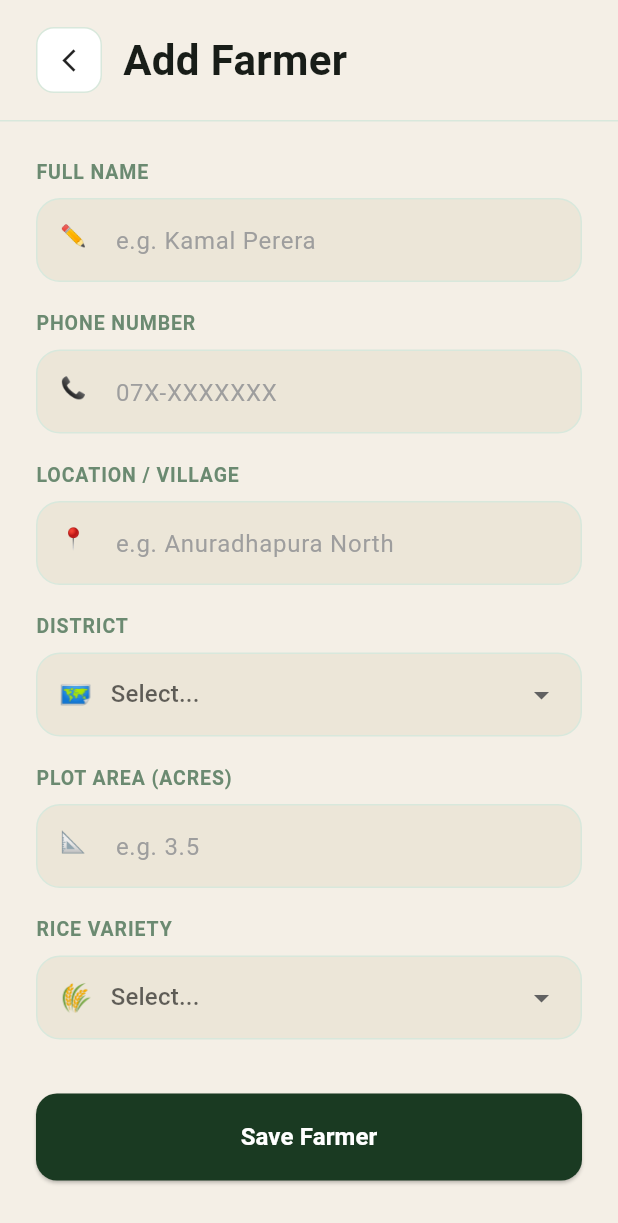
After one commit to sahan542/Flutter-RiceGuard, a Flutter app: the FarmersScreen screen opened directly, after a tap on the "add" icon, on a phone screen of 412 x 824 dp. The commit adds this screen. Shown: the top 1223 px of the screen. Run offline on Flutter 3.47's test engine with Material 3 defaults, Android fonts, the phone set to English and light mode, and no system bars; our stand-ins replace cloud_firestore, firebase_auth, firebase_core; accounts and stored records are empty; Roboto replaces fonts that are missing (Arial).

Commit message:
add-farmers segment

```diff
--- /dev/null
+++ b/lib/screens/farmers/add_farmer_screen.dart
@@ -0,0 +1,296 @@
+import 'package:flutter/material.dart';
+import '../../core/constants/app_colors.dart';
+
+class AddFarmerScreen extends StatefulWidget {
+  const AddFarmerScreen({super.key});
+
+  @override
+  State<AddFarmerScreen> createState() => _AddFarmerScreenState();
+}
+
+class _AddFarmerScreenState extends State<AddFarmerScreen> {
+  final nameController = TextEditingController();
+  final phoneController = TextEditingController();
+  final locationController = TextEditingController();
+  final areaController = TextEditingController();
+
+  String? selectedDistrict;
+  String? selectedVariety;
+
+  final districts = [
+    'Anuradhapura',
+    'Polonnaruwa',
+    'Kurunegala',
+    'Kandy',
+    'Galle',
+    'Hambantota',
+    'Matale',
+    'Jaffna',
+    'Batticaloa',
+  ];
+
+  final varieties = [
+    'Suwandel',
+    'Nadu',
+    'Rathu Heenati',
+    'Bg 300',
+    'Bg 360',
+    'At 307',
+    'Ld 365',
+    'Bg 250',
+    'Pachchaperumal',
+  ];
+
+  void saveFarmer() {
+    Navigator.pop(context);
+  }
+
+  @override
+  Widget build(BuildContext context) {
+    return Scaffold(
+      backgroundColor: AppColors.background,
+      body: SafeArea(
+        child: Column(
+          children: [
+            Padding(
+              padding: const EdgeInsets.fromLTRB(24, 18, 24, 18),
+              child: Row(
+                children: [
+                  InkWell(
+                    onTap: () => Navigator.pop(context),
+                    borderRadius: BorderRadius.circular(12),
+                    child: Container(
+                      width: 44,
+                      height: 44,
+                      decoration: BoxDecoration(
+                        color: Colors.white,
+                        borderRadius: BorderRadius.circular(12),
+                        border: Border.all(color: AppColors.border),
+                      ),
+                      child: const Icon(Icons.arrow_back_ios_new, size: 18),
+                    ),
+                  ),
+                  const SizedBox(width: 14),
+                  const Text(
+                    'Add Farmer',
+                    style: TextStyle(fontSize: 28, fontWeight: FontWeight.bold),
+                  ),
+                ],
+              ),
+            ),
+            const Divider(height: 1, color: AppColors.border),
+            Expanded(
+              child: ListView(
+                padding: const EdgeInsets.fromLTRB(24, 24, 24, 110),
+                children: [
+                  _InputField(
+                    label: 'Full Name',
+                    hint: 'e.g. Kamal Perera',
+                    icon: '✏️',
+                    controller: nameController,
+                  ),
+                  _InputField(
+                    label: 'Phone Number',
+                    hint: '07X-XXXXXXX',
+                    icon: '📞',
+                    controller: phoneController,
+                    keyboardType: TextInputType.phone,
+                  ),
+                  _InputField(
+                    label: 'Location / Village',
+                    hint: 'e.g. Anuradhapura North',
+                    icon: '📍',
+                    controller: locationController,
+                  ),
+                  _DropdownField(
+                    label: 'District',
+                    icon: '🗺️',
+                    value: selectedDistrict,
+                    items: districts,
+                    onChanged: (value) {
+                      setState(() {
+                        selectedDistrict = value;
+                      });
+                    },
+                  ),
+                  _InputField(
+                    label: 'Plot Area (Acres)',
+                    hint: 'e.g. 3.5',
+                    icon: '📐',
+                    controller: areaController,
+                    keyboardType: TextInputType.number,
+                  ),
+                  _DropdownField(
+                    label: 'Rice Variety',
+                    icon: '🌾',
+                    value: selectedVariety,
+                    items: varieties,
+                    onChanged: (value) {
+                      setState(() {
+                        selectedVariety = value;
+                      });
+                    },
+                  ),
+                  const SizedBox(height: 18),
+                  SizedBox(
+                    width: double.infinity,
+                    height: 58,
+                    child: ElevatedButton(
+                      style: ElevatedButton.styleFrom(
+                        backgroundColor: AppColors.forest,
+                        foregroundColor: Colors.white,
+                        shape: RoundedRectangleBorder(
+                          borderRadius: BorderRadius.circular(14),
+                        ),
+                      ),
+                      onPressed: saveFarmer,
+                      child: const Text(
+                        'Save Farmer',
+                        style: TextStyle(
+                          fontSize: 16,
+                          fontWeight: FontWeight.bold,
+                        ),
+                      ),
+                    ),
+                  )
+                ],
+              ),
+            ),
+          ],
+        ),
+      ),
+    );
+  }
+}
+
+class _InputField extends StatelessWidget {
+  final String label;
+  final String hint;
+  final String icon;
+  final TextEditingController controller;
+  final TextInputType keyboardType;
+
+  const _InputField({
+    required this.label,
+    required this.hint,
+    required this.icon,
+    required this.controller,
+    this.keyboardType = TextInputType.text,
+  });
+
+  @override
+  Widget build(BuildContext context) {
+    return Padding(
+      padding: const EdgeInsets.only(bottom: 18),
+      child: Column(
+        crossAxisAlignment: CrossAxisAlignment.start,
+        children: [
+          Text(
+            label.toUpperCase(),
+            style: const TextStyle(
+              color: AppColors.subText,
+              fontSize: 13,
+              fontWeight: FontWeight.bold,
+              letterSpacing: 0.6,
+            ),
+          ),
+          const SizedBox(height: 8),
+          Container(
+            height: 56,
+            decoration: BoxDecoration(
+              color: AppColors.bgDeep,
+              borderRadius: BorderRadius.circular(16),
+              border: Border.all(color: AppColors.border),
+            ),
+            child: TextField(
+              controller: controller,
+              keyboardType: keyboardType,
+              decoration: InputDecoration(
+                border: InputBorder.none,
+                prefixIcon: Padding(
+                  padding: const EdgeInsets.only(top: 14),
+                  child: Text(icon, textAlign: TextAlign.center),
+                ),
+                hintText: hint,
+                hintStyle: const TextStyle(color: Colors.grey),
+                contentPadding: const EdgeInsets.only(top: 16),
+              ),
+            ),
+          ),
+        ],
+      ),
+    );
+  }
+}
+
+class _DropdownField extends StatelessWidget {
+  final String label;
+  final String icon;
+  final String? value;
+  final List<String> items;
+  final ValueChanged<String?> onChanged;
+
+  const _DropdownField({
+    required this.label,
+    required this.icon,
+    required this.value,
+    required this.items,
+    required this.onChanged,
+  });
+
+  @override
+  Widget build(BuildContext context) {
+    return Padding(
+      padding: const EdgeInsets.only(bottom: 18),
+      child: Column(
+        crossAxisAlignment: CrossAxisAlignment.start,
+        children: [
+          Text(
+            label.toUpperCase(),
+            style: const TextStyle(
+              color: AppColors.subText,
+              fontSize: 13,
+              fontWeight: FontWeight.bold,
+              letterSpacing: 0.6,
+            ),
+          ),
+          const SizedBox(height: 8),
+          Container(
+            height: 56,
+            padding: const EdgeInsets.symmetric(horizontal: 14),
+            decoration: BoxDecoration(
+              color: AppColors.bgDeep,
+              borderRadius: BorderRadius.circular(16),
+              border: Border.all(color: AppColors.border),
+            ),
+            child: Row(
+              children: [
+                Text(icon, style: const TextStyle(fontSize: 18)),
+                const SizedBox(width: 12),
+                Expanded(
+                  child: DropdownButtonHideUnderline(
+                    child: DropdownButton<String>(
+                      value: value,
+                      isExpanded: true,
+                      hint: const Text('Select...'),
+                      dropdownColor: AppColors.bgDeep,
+                      items: items
+                          .map(
+                            (item) => DropdownMenuItem(
+                              value: item,
+                              child: Text(item),
+                            ),
+                          )
+                          .toList(),
+                      onChanged: onChanged,
+                    ),
+                  ),
+                ),
+              ],
+            ),
+          ),
+        ],
+      ),
+    );
+  }
+}
--- a/lib/screens/farmers/farmers_screen.dart
+++ b/lib/screens/farmers/farmers_screen.dart
@@ -1,5 +1,6 @@
 import 'package:flutter/material.dart';
 import '../../core/constants/app_colors.dart';
+import 'add_farmer_screen.dart';
 
 class FarmersScreen extends StatelessWidget {
   const FarmersScreen({super.key});
@@ -24,12 +25,26 @@ class FarmersScreen extends StatelessWidget {
                   const Expanded(
                     child: Text('Farmers', style: TextStyle(fontSize: 28, fontWeight: FontWeight.bold)),
                   ),
-                  Container(
-                    width: 44,
-                    height: 44,
-                    decoration: BoxDecoration(color: AppColors.forest, borderRadius: BorderRadius.circular(12)),
-                    child: const Icon(Icons.add, color: Colors.white),
-                  )
+InkWell(
+  onTap: () {
+    Navigator.push(
+      context,
+      MaterialPageRoute(
+        builder: (_) => const AddFarmerScreen(),
+      ),
+    );
+  },
+  borderRadius: BorderRadius.circular(12),
+  child: Container(
+    width: 44,
+    height: 44,
+    decoration: BoxDecoration(
+      color: AppColors.forest,
+      borderRadius: BorderRadius.circular(12),
+    ),
+    child: const Icon(Icons.add, color: Colors.white),
+  ),
+)
                 ],
               ),
             ),
```
